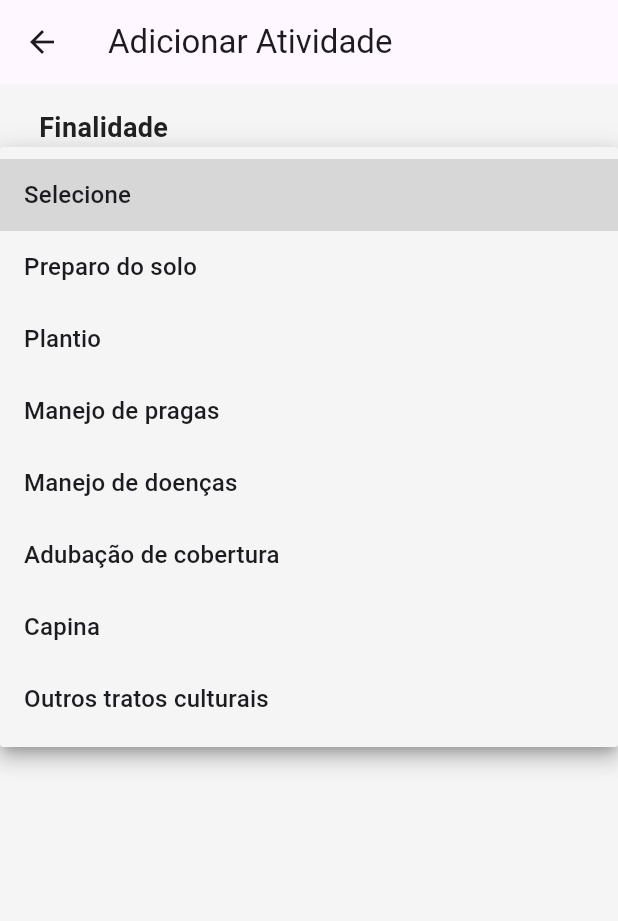
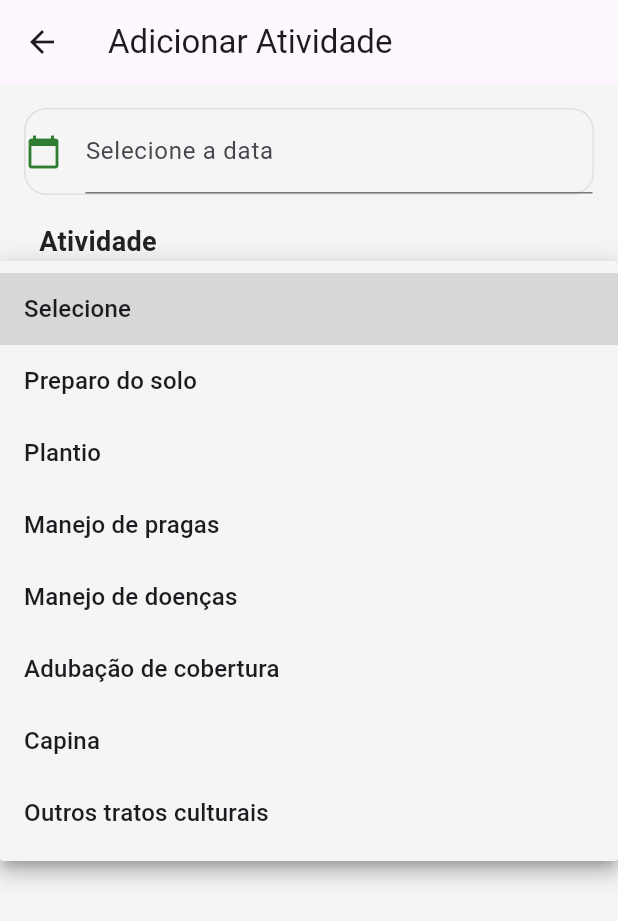
Before and after one commit to amon-mn/foresty, a Flutter app: the ActivityFormPage screen opened directly, after a tap on "Selecione", on a phone screen of 412 x 824 dp. Shown: the top 921 px of the screen. Run offline on Flutter 3.47's test engine with Material 2 defaults, Android fonts, the phone set to English and light mode, and no system bars; drawn by our look-alikes of date_time_picker; our stand-ins replace cloud_firestore, firebase_auth, firebase_core, firebase_storage, geolocator, google_sign_in and 2 more; missing offline and left inert: flutter_facebook_auth, validadores; accounts and stored records are empty; network calls fail.

Commit message:
Desenvolvendo a Pagina de Preparação do Solo

```diff
--- /dev/null
+++ b/lib/firestore_activity/screens/activity_form_page.dart
@@ -0,0 +1,347 @@
+import 'package:flutter/material.dart';
+import 'package:date_time_picker/date_time_picker.dart';
+import 'package:provider/provider.dart';
+import 'package:foresty/components/my_dropdown.dart';
+import 'package:foresty/components/my_button.dart';
+import '../../components/my_textField.dart';
+import '../../firestore_batch/models/batch.dart';
+
+class ActivityFormPage extends StatefulWidget {
+  final ProductBatch? batch;
+
+  ActivityFormPage({Key? key, this.batch}) : super(key: key);
+
+  @override
+  _ActivityFormPageState createState() => _ActivityFormPageState();
+}
+
+class _ActivityFormPageState extends State<ActivityFormPage> {
+  final TextEditingController _tamanho = TextEditingController();
+  bool? _selectedRadioValue;
+  bool? _selectedRadioValueUnid;
+  String labelTitle = 'Adicionar Atividade';
+  ValueNotifier<String> selectedAtividade = ValueNotifier<String>('Selecione');
+  ValueNotifier<String> selectedPreparoSolo =
+      ValueNotifier<String>('Selecione');
+  ValueNotifier<String> selectedAdubacao = ValueNotifier<String>('Selecione');
+
+  // Variável para armazenar a data selecionada
+  String selectedDate = '';
+
+  final GlobalKey<FormState> _formKey = GlobalKey<FormState>();
+
+  final itemListTipoAtividade = [
+    'Selecione',
+    'Preparo do solo',
+    'Plantio',
+    'Manejo de pragas',
+    'Manejo de doenças',
+    'Adubação de cobertura',
+    'Capina',
+    'Outros tratos culturais',
+  ];
+
+  final itemListTipoPreparoSolo = [
+    'Selecione',
+    'Canteiro',
+    'Leira',
+    'Cova',
+  ];
+
+  final itemListAduboPlantio = [
+    'Selecione',
+    'Orgânica',
+    'Química',
+    'Não fez adubação',
+  ];
+
+  @override
+  void initState() {
+    super.initState();
+  }
+
+  @override
+  Widget build(BuildContext context) {
+    return Scaffold(
+      resizeToAvoidBottomInset: false,
+      backgroundColor: Colors.grey.shade100,
+      appBar: AppBar(
+        title: Text(labelTitle),
+      ),
+      body: Container(
+        alignment: Alignment.topLeft,
+        child: ListView(
+          shrinkWrap: true,
+          physics: ClampingScrollPhysics(),
+          padding: EdgeInsets.all(16.0),
+          children: [
+            Container(
+              decoration: BoxDecoration(
+                border: Border.all(
+                  color: Colors.grey[300]!,
+                  width: 1.0,
+                ),
+                borderRadius: BorderRadius.circular(15.0),
+              ),
+              child: DateTimePicker(
+                type: DateTimePickerType.date,
+                dateMask: 'dd/MM/yyyy',
+                initialValue: selectedDate,
+                firstDate: DateTime(2023),
+                lastDate: DateTime(2030),
+                icon: Icon(
+                  Icons.calendar_today,
+                  color: Colors.green[800]!,
+                ),
+                dateLabelText: 'Selecione a data',
+                onChanged: (val) {
+                  setState(() {
+                    selectedDate = val;
+                  });
+                },
+                style: TextStyle(
+                  fontSize: 16.0,
+                  color: Colors.grey[900]!,
+                ),
+              ),
+            ),
+            const SizedBox(height: 18),
+            Container(
+              alignment: Alignment.topLeft,
+              padding: EdgeInsets.only(left: 10),
+              child: Text(
+                'Atividade',
+                style: TextStyle(
+                  fontSize: 18.0,
+                  fontWeight: FontWeight.bold,
+                  color: Colors.grey[900],
+                ),
+              ),
+            ),
+            const SizedBox(height: 4),
+            MyDropdownFormField(
+              selectedValueNotifier: selectedAtividade,
+              itemsList: itemListTipoAtividade,
+              onChanged: (value) {
+                setState(() {
+                  selectedAtividade.value = value!;
+                });
+              },
+            ),
+            if (selectedAtividade.value == 'Preparo do solo')
+              Column(
+                children: [
+                  SizedBox(height: 18),
+                  Container(
+                    alignment: Alignment.topLeft,
+                    padding: EdgeInsets.only(left: 10),
+                    child: Text(
+                      'Tipo',
+                      style: TextStyle(
+                        fontSize: 18.0,
+                        fontWeight: FontWeight.bold,
+                        color: Colors.grey[900],
+                      ),
+                    ),
+                  ),
+                  const SizedBox(height: 4),
+                  MyDropdownFormField(
+                    selectedValueNotifier: selectedPreparoSolo,
+                    itemsList: itemListTipoPreparoSolo,
+                    onChanged: (value) {
+                      setState(() {
+                        selectedPreparoSolo.value = value!;
+                      });
+                    },
+                  ),
+                  const SizedBox(height: 18),
+                  if (selectedPreparoSolo.value == 'Canteiro')
+                    Column(
+                      children: [
+                        Container(
+                          alignment: Alignment.topLeft,
+                          padding: EdgeInsets.only(left: 10),
+                          child: Text(
+                            'Tamanho',
+                            style: TextStyle(
+                              fontSize: 18.0,
+                              fontWeight: FontWeight.bold,
+                              color: Colors.grey[900],
+                            ),
+                          ),
+                        ),
+                        MyTextFieldWrapper(
+                          hintText: 'Digite um número',
+                          controller: _tamanho,
+                          obscureText: false,
+                        ),
+                      ],
+                    ),
+                  const SizedBox(height: 18),
+                  Container(
+                    alignment: Alignment.topLeft,
+                    padding: EdgeInsets.only(left: 10),
+                    child: Text(
+                      'Fez uso de calcário',
+                      style: TextStyle(
+                        fontSize: 18.0,
+                        fontWeight: FontWeight.bold,
+                        color: Colors.grey[900],
+                      ),
+                    ),
+                  ),
+                  Row(
+                    children: [
+                      Radio<bool>(
+                        value: true,
+                        groupValue: _selectedRadioValue,
+                        onChanged: (value) {
+                          setState(() {
+                            _selectedRadioValue = value;
+                          });
+                        },
+                        activeColor: Colors.green[800]!,
+                      ),
+                      Text('Sim'),
+                      SizedBox(width: 20),
+                      Radio<bool>(
+                        value: false,
+                        groupValue: _selectedRadioValue,
+                        onChanged: (value) {
+                          setState(() {
+                            _selectedRadioValue = value;
+                          });
+                        },
+                        activeColor: Colors.green[800]!,
+                      ),
+                      Text('Não'),
+                    ],
+                  ),
+                  // Verifique se a opção selecionada é "Sim"
+                  Visibility(
+                    visible: _selectedRadioValue == true,
+                    child: Column(
+                      children: [
+                        const SizedBox(height: 18),
+                        Container(
+                          alignment: Alignment.topLeft,
+                          padding: EdgeInsets.only(left: 10),
+                          child: Text(
+                            'Quantidade de calcário',
+                            style: TextStyle(
+                              fontSize: 18.0,
+                              fontWeight: FontWeight.bold,
+                              color: Colors.grey[900],
+                            ),
+                          ),
+                        ),
+                        MyTextFieldWrapper(
+                          hintText: 'Digite um número',
+                          controller: _tamanho,
+                          obscureText: false,
+                        ),
+                      ],
+                    ),
+                  ),
+                  const SizedBox(height: 18),
+                  Column(
+                    children: [
+                      Container(
+                        alignment: Alignment.topLeft,
+                        padding: EdgeInsets.only(left: 10),
+                        child: Text(
+                          'Quantidade de adubo',
+                          style: TextStyle(
+                            fontSize: 18.0,
+                            fontWeight: FontWeight.bold,
+                            color: Colors.grey[900],
+                          ),
+                        ),
+                      ),
+                      const SizedBox(height: 4),
+                      MyTextFieldWrapper(
+                        hintText: 'Digite um número',
+                        controller: _tamanho,
+                        obscureText: false,
+                      ),
+                      Row(
+                        children: [
+                          Radio<bool>(
+                            value: true,
+                            groupValue: _selectedRadioValueUnid,
+                            onChanged: (value) {
+                              setState(() {
+                                _selectedRadioValueUnid = value;
+                              });
+                            },
+                            activeColor: Colors.green[800]!,
+                          ),
+                          Text('T/ha'),
+                          SizedBox(width: 20),
+                          Radio<bool>(
+                            value: false,
+                            groupValue: _selectedRadioValueUnid,
+                            onChanged: (value) {
+                              setState(() {
+                                _selectedRadioValueUnid = value;
+                              });
+                            },
+                            activeColor: Colors.green[800]!,
+                          ),
+                          Text('Kg/m2'),
+                        ],
+                      ),
+                    ],
+                  ),
+                ],
+              ),
+
+            if (selectedAtividade.value == 'Plantio')
+              Column(
+                children: [
+                  Text('Campos adicionais para Plantio'),
+                  // Adicione os campos e widgets adicionais aqui
+                ],
+              ),
+            if (selectedAtividade.value == 'Manejo de pragas')
+              Column(
+                children: [
+                  Text('Campos adicionais para Manejo de pragas'),
+                  // Adicione os campos e widgets adicionais aqui
+                ],
+              ),
+            if (selectedAtividade.value == 'Manejo de doenças')
+              Column(
+                children: [
+                  Text('Campos adicionais para Manejo de doenças'),
+                  // Adicione os campos e widgets adicionais aqui
+                ],
+              ),
+            if (selectedAtividade.value == 'Adubação de cobertura')
+              Column(
+                children: [
+                  Text('Campos adicionais para Adubação de cobertura'),
+                  // Adicione os campos e widgets adicionais aqui
+                ],
+              ),
+            if (selectedAtividade.value == 'Capina')
+              Column(
+                children: [
+                  Text('Campos adicionais para Capina'),
+                  // Adicione os campos e widgets adicionais aqui
+                ],
+              ),
+            if (selectedAtividade.value == 'Outros tratos culturais')
+              Column(
+                children: [
+                  Text('Campos adicionais para Outros tratos culturais'),
+                  // Adicione os campos e widgets adicionais aqui
+                ],
+              ),
+            // Continue com outras opções de finalidade
+          ],
+        ),
+      ),
+    );
+  }
+}
--- a/lib/firestore_activity/screens/components/activity_form_page.dart
+++ /dev/null
@@ -1,154 +0,0 @@
-import 'package:flutter/material.dart';
-import 'package:provider/provider.dart';
-import 'package:foresty/components/my_dropdown.dart';
-import 'package:foresty/components/my_button.dart';
-import '../../../components/my_textField.dart';
-import '../../../firestore_batch/models/batch.dart';
-
-class ActivityFormPage extends StatefulWidget {
-  final ProductBatch? batch;
-
-  ActivityFormPage({Key? key, this.batch}) : super(key: key);
-
-  @override
-  _ActivityFormPageState createState() => _ActivityFormPageState();
-}
-
-class _ActivityFormPageState extends State<ActivityFormPage> {
-  final TextEditingController tamanho = TextEditingController();
-  String labelTitle = 'Adicionar Atividade';
-  final TextEditingController _batchNameController = TextEditingController();
-  ValueNotifier<String> selectedFinalidade = ValueNotifier<String>('Selecione');
-
-  final GlobalKey<FormState> _formKey = GlobalKey<FormState>();
-
-  final itemList1 = [
-    'Selecione',
-    'Preparo do solo',
-    'Plantio',
-    'Manejo de pragas',
-    'Manejo de doenças',
-    'Adubação de cobertura',
-    'Capina',
-    'Outros tratos culturais',
-  ];
-
-  @override
-  void initState() {
-    super.initState();
-
-    if (widget.batch != null) {
-      _batchNameController.text = widget.batch!.nomeLote ?? '';
-      selectedFinalidade.value = widget.batch!.finalidade ?? 'Selecione';
-    }
-  }
-
-  @override
-  Widget build(BuildContext context) {
-    return Scaffold(
-      resizeToAvoidBottomInset: false,
-      backgroundColor: Colors.grey.shade100,
-      appBar: AppBar(
-        title: Text(labelTitle),
-      ),
-      body: Container(
-        alignment: Alignment.topLeft,
-        child: ListView(
-          shrinkWrap: true,
-          physics: ClampingScrollPhysics(),
-          padding: EdgeInsets.all(16.0),
-          children: [
-            Container(
-              alignment: Alignment.topLeft,
-              padding: EdgeInsets.only(left: 10),
-              child: Text(
-                'Finalidade',
-                style: TextStyle(
-                  fontSize: 18.0,
-                  fontWeight: FontWeight.bold,
-                  color: Colors.grey[900],
-                ),
-              ),
-            ),
-            const SizedBox(height: 4),
-            MyDropdownFormField(
-              selectedValueNotifier: selectedFinalidade,
-              itemsList: itemList1,
-              onChanged: (value) {
-                setState(() {
-                  selectedFinalidade.value = value!;
-                });
-              },
-            ),
-            if (selectedFinalidade.value == 'Preparo do solo')
-              Column(
-                children: [
-                  Text('Campos adicionais para Preparo do solo'),
-                  SizedBox(height: 18),
-                  Container(
-                    alignment: Alignment.topLeft,
-                    padding: EdgeInsets.only(left: 10),
-                    child: Text(
-                      'Produto',
-                      style: TextStyle(
-                          fontSize: 18.0,
-                          fontWeight: FontWeight.bold,
-                          color: Colors.grey[900]),
-                    ),
-                  ),
-                  MyTextFieldWrapper(
-                    hintText: 'Digite um número',
-                    controller: tamanho,
-                    obscureText: false,
-                  ),
-                ],
-              ),
-            if (selectedFinalidade.value == 'Plantio')
-              Column(
-                children: [
-                  Text('Campos adicionais para Plantio'),
-                  // Adicione os campos e widgets adicionais aqui
-                ],
-              ),
-            if (selectedFinalidade.value == 'Manejo de pragas')
-              Column(
-                children: [
-                  Text('Campos adicionais para Manejo de pragas'),
-                  // Adicione os campos e widgets adicionais aqui
-                ],
-              ),
-            if (selectedFinalidade.value == 'Manejo de doenças')
-              Column(
-                children: [
-                  Text('Campos adicionais para Manejo de doenças'),
-                  // Adicione os campos e widgets adicionais aqui
-                ],
-              ),
-            if (selectedFinalidade.value == 'Adubação de cobertura')
-              Column(
-                children: [
-                  Text('Campos adicionais para Adubação de cobertura'),
-                  // Adicione os campos e widgets adicionais aqui
-                ],
-              ),
-            if (selectedFinalidade.value == 'Capina')
-              Column(
-                children: [
-                  Text('Campos adicionais para Capina'),
-                  // Adicione os campos e widgets adicionais aqui
-                ],
-              ),
-            if (selectedFinalidade.value == 'Outros tratos culturais')
-              Column(
-                children: [
-                  Text('Campos adicionais para Outros tratos culturais'),
-                  // Adicione os campos e widgets adicionais aqui
-                ],
-              ),
-            // Continue com outras opções de finalidade
-          ],
-        ),
-      ),
-    );
-  }
-}
--- a/lib/firestore_batch/screens/components/batch_widget.dart
+++ b/lib/firestore_batch/screens/components/batch_widget.dart
@@ -1,5 +1,5 @@
 import 'package:flutter/material.dart';
-import 'package:foresty/firestore_activity/screens/components/activity_form_page.dart';
+import 'package:foresty/firestore_activity/screens/activity_form_page.dart';
 
 class BatchWidget extends StatelessWidget {
   final String? title;
--- a/pubspec.yaml
+++ b/pubspec.yaml
@@ -48,6 +48,7 @@ dependencies:
   provider: ^5.0.0
   uuid: ^4.1.0
   geolocator: ^10.1.0
+  date_time_picker: ^2.0.1
 
 
 dev_dependencies:
```
Also changed, not shown: pubspec.lock.
